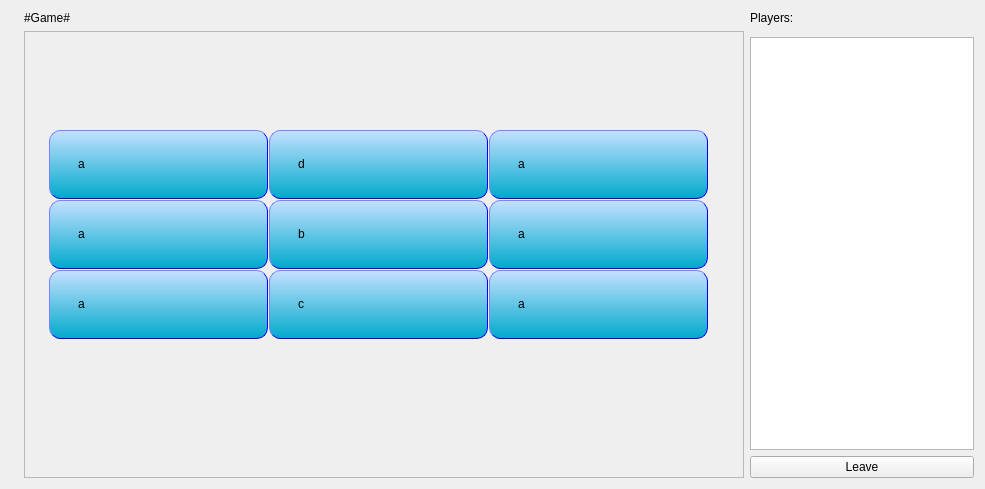
This is QTClient/ui/GameWidget.ui in stapelberg/vsy-bullshit as Qt 5 draws it before an edit. The edited form follows.
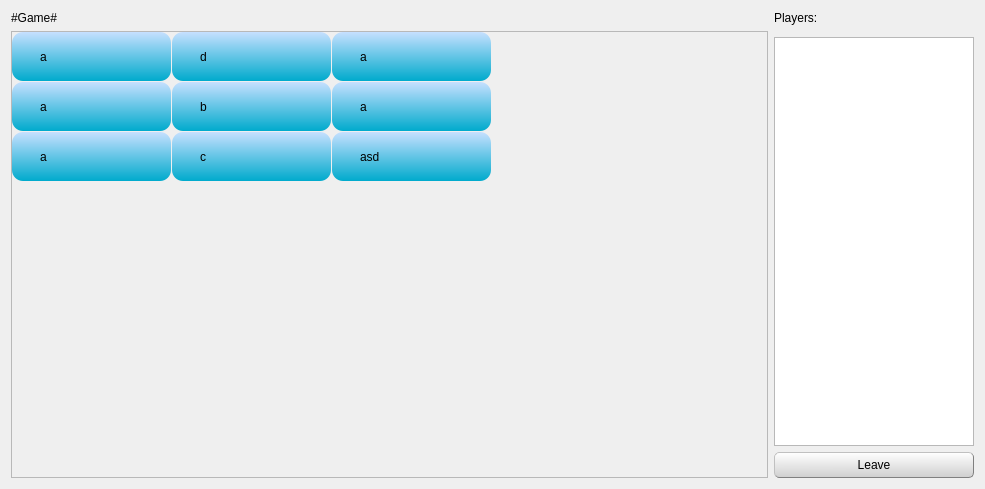
This is the edited form.

Commit message: Playing a 3x3 game *should* work now.

What changed in the file:
```diff
--- a/QTClient/ui/GameWidget.ui
+++ b/QTClient/ui/GameWidget.ui
@@ -14,31 +14,44 @@
    <string>Form</string>
   </property>
   <layout class="QGridLayout" name="gridLayout">
+   <item row="3" column="1">
+    <widget class="QListWidget" name="playerList">
+     <property name="maximumSize">
+      <size>
+       <width>200</width>
+       <height>16777215</height>
+      </size>
+     </property>
+    </widget>
+   </item>
    <item row="0" column="0">
-    <widget class="QLabel" name="currentGameName">
-     <property name="text">
-      <string/>
-     </property>
-    </widget>
-   </item>
-   <item row="3" column="2">
-    <widget class="QListWidget" name="playerList"/>
-   </item>
-   <item row="0" column="1">
     <widget class="QLabel" name="gameName">
      <property name="text">
       <string>#Game#</string>
      </property>
     </widget>
    </item>
-   <item row="4" column="2">
+   <item row="4" column="1">
     <widget class="QPushButton" name="leaveButton">
+     <property name="styleSheet">
+      <string notr="true">QPushButton {
+background-color: qlineargradient(spread:pad, x1:0.545, y1:1, x2:0.528273, y2:0, stop:0 rgba(207, 207, 207, 255), stop:1 rgba(255, 255, 255, 255));
+  border-style: outset;
+     border-width: 1px;
+     border-radius: 5px;
+     border-color: gray;
+padding: 5px;
+}
+QPushButton::pressed {
+     border-style: inset;
+ }</string>
+     </property>
      <property name="text">
       <string>Leave</string>
      </property>
     </widget>
    </item>
-   <item row="2" column="1" rowspan="3">
+   <item row="2" column="0" rowspan="3">
     <widget class="QFrame" name="frame">
      <property name="sizePolicy">
       <sizepolicy hsizetype="Expanding" vsizetype="Expanding">
@@ -48,7 +61,7 @@
      </property>
      <property name="minimumSize">
       <size>
-       <width>680</width>
+       <width>0</width>
        <height>0</height>
       </size>
      </property>
@@ -65,12 +78,12 @@
       <property name="spacing">
        <number>0</number>
       </property>
-      <item row="2" column="1">
+      <item row="1" column="0">
        <widget class="QTableWidget" name="wordTable">
         <property name="minimumSize">
          <size>
-          <width>670</width>
-          <height>250</height>
+          <width>0</width>
+          <height>0</height>
          </size>
         </property>
         <property name="styleSheet">
@@ -82,17 +95,21 @@
 padding:25px;
 border-radius:11px;
 border-style:outset;
-border-width:1px;
+border-width:0px;
 border-color:blue;
 text-align: center;
-     selection-background-color: qlineargradient(x1: 0, y1: 0, x2: 0.5, y2: 0.5,
-                                 stop: 0 #FF92BB, stop: 1 white);
+selection-line-color:transparent;
 	background-color: qlineargradient(spread:pad, x1:1, y1:1, x2:1, y2:0, stop:0 rgba(0, 170, 204, 255), stop:1 rgba(198, 224, 255, 255));
  }
 QTableView::item::hover {
 background-color: qlineargradient(spread:pad, x1:1, y1:1, x2:1, y2:0, stop:0 rgba(180, 210, 255), stop:1 rgba(200, 200,255));
 
 border-color:blue;
+}
+QTableView::item::disabled {
+background-color: qlineargradient(spread:pad, x1:1, y1:1, x2:1, y2:0, stop:0 rgba(0, 255, 0, 255), stop:1 rgba(177, 255, 148, 255));
+text-decoration:line-through;
+border-color:blue;
 }</string>
         </property>
         <property name="frameShape">
@@ -120,7 +137,7 @@
          <enum>QAbstractItemView::SingleSelection</enum>
         </property>
         <property name="textElideMode">
-         <enum>Qt::ElideMiddle</enum>
+         <enum>Qt::ElideNone</enum>
         </property>
         <property name="showGrid">
          <bool>true</bool>
@@ -132,13 +149,13 @@
          <bool>true</bool>
         </property>
         <property name="cornerButtonEnabled">
-         <bool>false</bool>
+         <bool>true</bool>
         </property>
         <attribute name="horizontalHeaderVisible">
          <bool>false</bool>
         </attribute>
         <attribute name="horizontalHeaderDefaultSectionSize">
-         <number>220</number>
+         <number>160</number>
         </attribute>
         <attribute name="horizontalHeaderHighlightSections">
          <bool>true</bool>
@@ -150,7 +167,7 @@
          <bool>false</bool>
         </attribute>
         <attribute name="verticalHeaderDefaultSectionSize">
-         <number>70</number>
+         <number>50</number>
         </attribute>
         <row>
          <property name="text">
@@ -186,6 +203,9 @@
          <property name="text">
           <string>a</string>
          </property>
+         <property name="flags">
+          <set>ItemIsDragEnabled|ItemIsUserCheckable|ItemIsEnabled</set>
+         </property>
         </item>
         <item row="0" column="1">
          <property name="text">
@@ -196,6 +216,9 @@
          <property name="text">
           <string>a</string>
          </property>
+         <property name="flags">
+          <set>ItemIsEnabled</set>
+         </property>
         </item>
         <item row="1" column="0">
          <property name="text">
@@ -224,67 +247,18 @@
         </item>
         <item row="2" column="2">
          <property name="text">
-          <string>a</string>
+          <string>asd</string>
+         </property>
+         <property name="flags">
+          <set>NoItemFlags</set>
          </property>
         </item>
        </widget>
       </item>
-      <item row="0" column="1">
-       <spacer name="verticalSpacer">
-        <property name="orientation">
-         <enum>Qt::Vertical</enum>
-        </property>
-        <property name="sizeHint" stdset="0">
-         <size>
-          <width>20</width>
-          <height>40</height>
-         </size>
-        </property>
-       </spacer>
-      </item>
-      <item row="3" column="1">
-       <spacer name="verticalSpacer_2">
-        <property name="orientation">
-         <enum>Qt::Vertical</enum>
-        </property>
-        <property name="sizeHint" stdset="0">
-         <size>
-          <width>20</width>
-          <height>40</height>
-         </size>
-        </property>
-       </spacer>
-      </item>
-      <item row="2" column="0">
-       <spacer name="horizontalSpacer">
-        <property name="orientation">
-         <enum>Qt::Horizontal</enum>
-        </property>
-        <property name="sizeHint" stdset="0">
-         <size>
-          <width>40</width>
-          <height>20</height>
-         </size>
-        </property>
-       </spacer>
-      </item>
-      <item row="2" column="2">
-       <spacer name="horizontalSpacer_2">
-        <property name="orientation">
-         <enum>Qt::Horizontal</enum>
-        </property>
-        <property name="sizeHint" stdset="0">
-         <size>
-          <width>40</width>
-          <height>20</height>
-         </size>
-        </property>
-       </spacer>
-      </item>
      </layout>
     </widget>
    </item>
-   <item row="0" column="2">
+   <item row="0" column="1">
     <widget class="QLabel" name="label_2">
      <property name="text">
       <string>Players:</string>
```
Left out of the diff: 16 changed lines with no effect on the pictures. The commit also changes 10 other files.
